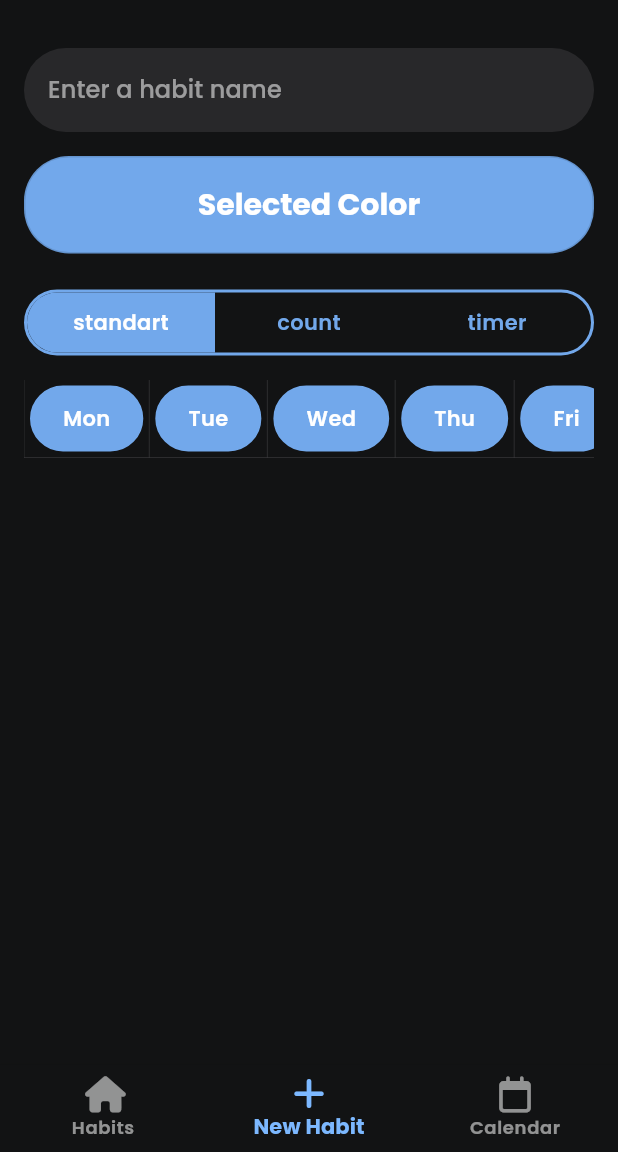
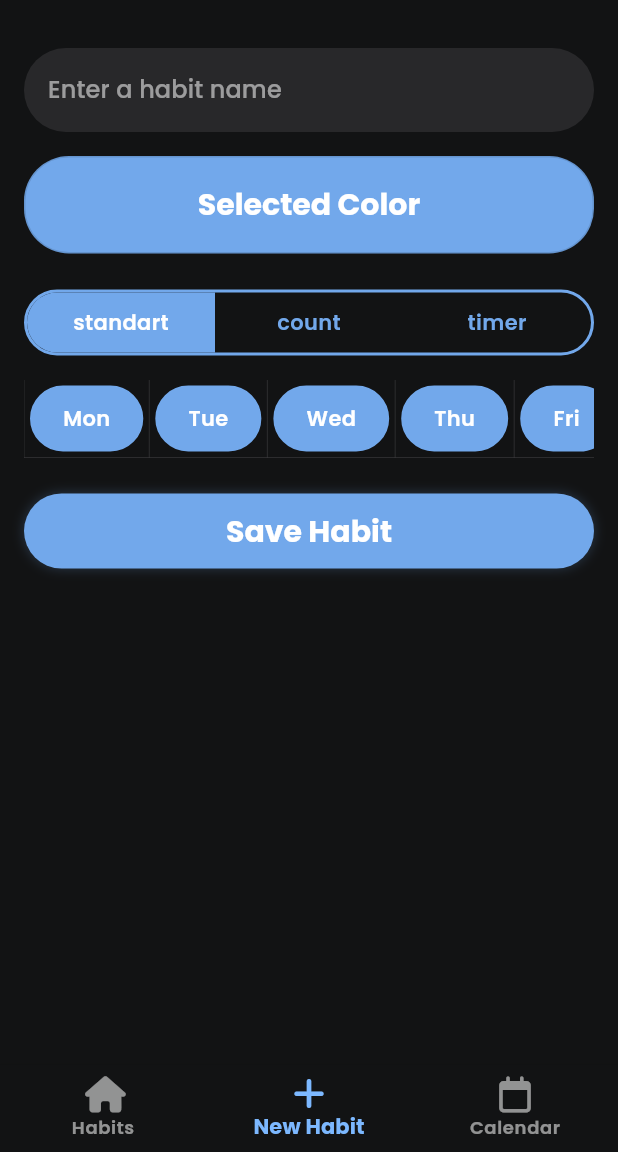
Before and after one commit to Yveradvir/habitica, a Flutter app: the screen it shows after launch, item 2 of the bottom bar chosen, on a phone screen of 412 x 824 dp, the part 84-1236 px from its top. Run offline on Flutter 3.47's test engine with Material 3 defaults, Android fonts, the phone set to English and light mode, and no system bars; our stand-ins replace bloc, drift, flutter_bloc, font_awesome_flutter; accounts and stored records are empty; generated files the repository leaves out were written again.

Commit message:
new habit was updated at first version of this functional has been finished

```diff
--- a/build.yaml
+++ b/build.yaml
@@ -3,4 +3,4 @@ targets:
     builders:
       drift_dev:
         options:
-          store_date_time_values_as_text: false
+          store_date_time_values_as_text: true
--- /dev/null
+++ b/devtools_options.yaml
@@ -0,0 +1,4 @@
+description: This file stores settings for Dart & Flutter DevTools.
+documentation: https://docs.flutter.dev/tools/devtools/extensions#configure-extension-enablement-states
+extensions:
+  - drift: true
--- /dev/null
+++ b/lib/core/service/database/controllers/habit_controller.dart
@@ -0,0 +1,22 @@
+import 'package:drift/drift.dart';
+import 'package:habitica/core/service/database/database.dart';
+
+class HabitController {
+  final AppDb db;
+
+  const HabitController(this.db);
+
+  Future<HabitData> create(Insertable<HabitData> entity) async {
+    final insertedEntity = await db.into(db.habit).insertReturning(entity);
+    return insertedEntity;
+  }
+
+  Future<List<HabitData>> getAll() async {
+    return await db.select(db.habit).get();
+  }
+
+  Future<HabitData?> getById(int id) async {
+    return await (db.select(db.habit)..where((t) => t.id.equals(id)))
+        .getSingleOrNull();
+  }
+}
--- a/lib/pages/new_habit/bloc/new_habit_event.dart
+++ b/lib/pages/new_habit/bloc/new_habit_event.dart
@@ -20,4 +20,8 @@ final class NewHabitChangeEvent extends NewHabitEvent {
       this.duration});
 }
 
-final class NewHabitSubmitEvent extends NewHabitEvent {}
+final class NewHabitSubmitEvent extends NewHabitEvent {
+  final AppDb db;
+
+  NewHabitSubmitEvent({required this.db});
+}
--- a/lib/pages/new_habit/bloc/new_habit_state.dart
+++ b/lib/pages/new_habit/bloc/new_habit_state.dart
@@ -22,6 +22,11 @@ final class NewHabitInitial extends NewHabitState {
 
 final class NewHabitSubmitting extends NewHabitState {}
 
-final class NewHabitError extends NewHabitState {}
+final class NewHabitError extends NewHabitState {
+  final String message;
+  final NewHabitInitial storagedState;
 
-final class NewHabitSuccess extends NewHabitEvent {}
+  NewHabitError(this.message, this.storagedState);
+}
+
+final class NewHabitSuccess extends NewHabitState {}
--- a/lib/pages/new_habit/screen.dart
+++ b/lib/pages/new_habit/screen.dart
@@ -1,6 +1,10 @@
+// ignore_for_file: deprecated_member_use
+
+import 'package:flutter/cupertino.dart';
 import 'package:flutter/material.dart';
 import 'package:flutter_bloc/flutter_bloc.dart';
 import 'package:habitica/core/functions/datetime.dart';
+import 'package:habitica/core/service/database/database.dart';
 import 'package:habitica/core/service/navigation/cubit.dart';
 import 'package:habitica/core/widgets/app_layout.dart';
 import 'package:habitica/pages/calendar/bloc/calendar_bloc.dart';
@@ -11,6 +15,7 @@ import 'package:habitica/pages/new_habit/widgets/habit_duration.dart';
 import 'package:habitica/pages/new_habit/widgets/habit_includes.dart';
 import 'package:habitica/pages/new_habit/widgets/habit_name.dart';
 import 'package:habitica/pages/new_habit/widgets/habit_type.dart';
+import 'package:provider/provider.dart';
 
 class NewHabitPageScreen extends StatelessWidget {
   const NewHabitPageScreen({super.key});
@@ -21,7 +26,7 @@ class NewHabitPageScreen extends StatelessWidget {
       child: BlocListener<NewHabitBloc, NewHabitState>(
         listener: (context, state) {
           if (state is NewHabitError) {
-            // TODO: Handle error state
+            _showErrorDialog(context, state);
           } else if (state is NewHabitSuccess) {
             context
                 .read<CalendarBloc>()
@@ -32,7 +37,9 @@ class NewHabitPageScreen extends StatelessWidget {
         child: BlocBuilder<NewHabitBloc, NewHabitState>(
           builder: (context, state) {
             if (state is NewHabitInitial) {
-              return _buildHabitForm(state);
+              return _buildHabitForm(context, state);
+            } else if (state is NewHabitSubmitting) {
+              return const Center(child: CircularProgressIndicator());
             }
             return Container();
           },
@@ -41,7 +48,42 @@ class NewHabitPageScreen extends StatelessWidget {
     );
   }
 
-  Widget _buildHabitForm(NewHabitInitial state) {
+  Widget _buildSubmitButton(BuildContext context, NewHabitInitial state) {
+    return GestureDetector(
+      onTap: () {
+        context.read<NewHabitBloc>().add(NewHabitSubmitEvent(
+              db: Provider.of<AppDb>(context, listen: false),
+            ));
+      },
+      child: Container(
+        height: 50,
+        decoration: BoxDecoration(
+          color: state.color,
+          borderRadius: BorderRadius.circular(30.0),
+          boxShadow: [
+            BoxShadow(
+              color: state.color!.withOpacity(0.2),
+              blurRadius: 5.0,
+              spreadRadius: 1.0,
+            ),
+          ],
+        ),
+        child: Center(
+          child: Text(
+            "Save Habit",
+            style: Theme.of(context).textTheme.headlineMedium?.copyWith(
+                  color: state.color!.computeLuminance() > 0.5
+                      ? Theme.of(context).scaffoldBackgroundColor
+                      : Colors.white,
+                  fontWeight: FontWeight.w700,
+                ),
+          ),
+        ),
+      ),
+    );
+  }
+
+  Widget _buildHabitForm(BuildContext context, NewHabitInitial state) {
     return Padding(
       padding: const EdgeInsets.all(16.0),
       child: Column(
@@ -56,6 +98,8 @@ class NewHabitPageScreen extends StatelessWidget {
           _buildSpecificHabitField(state),
           _verticalSpacing(16),
           HabitIncludesField(color: state.color!, includes: state.includes!),
+          _verticalSpacing(24),
+          _buildSubmitButton(context, state)
         ],
       ),
     );
@@ -73,4 +117,26 @@ class NewHabitPageScreen extends StatelessWidget {
   Widget _verticalSpacing(double height) {
     return SizedBox(height: height);
   }
+
+  void _showErrorDialog(BuildContext parentContext, NewHabitError state) {
+    showCupertinoDialog(
+      context: parentContext,
+      builder: (BuildContext context) {
+        return CupertinoAlertDialog(
+          title: const Text("Error"),
+          content: Text(state.message),
+          actions: <Widget>[
+            CupertinoDialogAction(
+              isDefaultAction: true,
+              onPressed: () {
+                Navigator.of(context).pop();
+                parentContext.read<NewHabitBloc>().add(NewHabitChangeEvent());
+              },
+              child: const Text("OK"),
+            ),
+          ],
+        );
+      },
+    );
+  }
 }
```
Also changed, not shown: lib/pages/new_habit/bloc/new_habit_bloc.dart (+67 -1 lines), lib/pages/new_habit/widgets/habit_duration.dart (+23 -8 lines), lib/core/service/database/database.g.dart.
